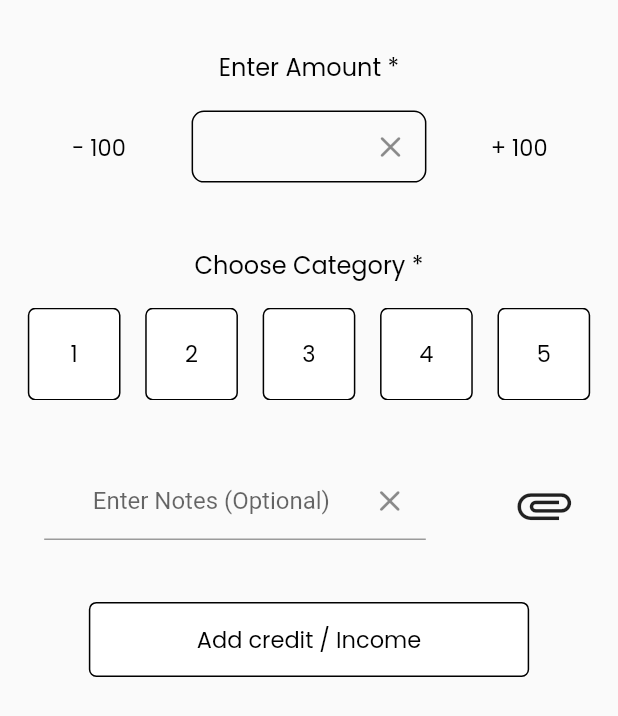
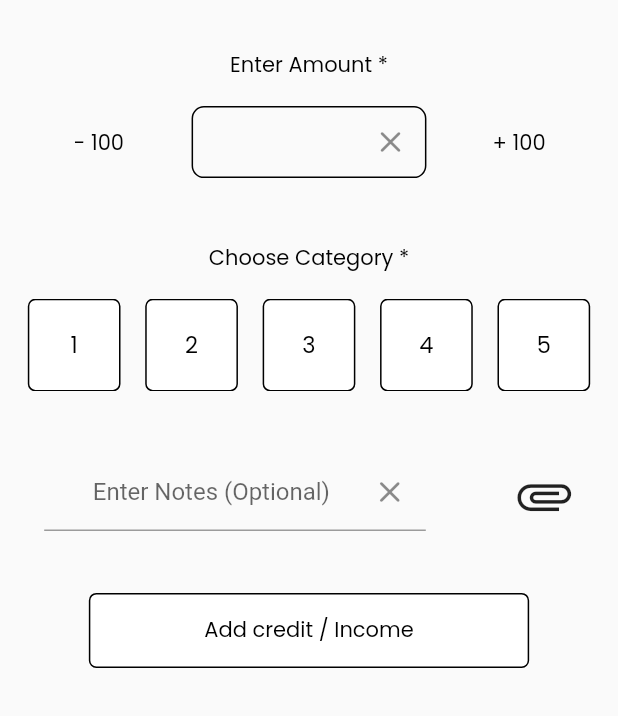
Before and after one commit to Anandhakrishnan-K/FlutterXpenzo_Archive, a Flutter app: the AddCredit widget shown alone on an empty page, opened directly, on a phone screen of 412 x 824 dp. Shown: the top 716 px of the screen. Run offline on Flutter 3.47's test engine with Material 2 defaults, Android fonts, the light colour scheme and no system bars; our stand-ins replace get, google_fonts.

Commit message:
Added comments

```diff
--- a/xpenso/lib/constans.dart
+++ b/xpenso/lib/constans.dart
@@ -23,6 +23,7 @@ final double h75 = deviceHeight * 0.075;
 final double h100 = deviceHeight * 0.1;
 
 final double cardFontSize = deviceHeight * 0.017;
+final double bottomSheetFontsize = deviceHeight * 0.017;
 
 // ************************* Initialising Color Variables *********************
 
--- a/xpenso/lib/main.dart
+++ b/xpenso/lib/main.dart
@@ -85,6 +85,7 @@ class _HomePageState extends State<HomePage> {
                       SizedBox(
                         height: cardHeight,
                         child: ExpenseCard(
+//******************************* Adding Credit Buttton ************************/
                           onPressedCredit: () {
                             setState(() {
                               showModalBottomSheet(
@@ -110,6 +111,7 @@ class _HomePageState extends State<HomePage> {
                               );
                             });
                           },
+//******************************* Adding Debit Buttton ************************/
                           onPressedDebit: () {
                             setState(() {
                               showModalBottomSheet(
@@ -122,11 +124,14 @@ class _HomePageState extends State<HomePage> {
                                 elevation: h25,
                                 context: context,
                                 builder: (context) {
-                                  return AddCredit(
-                                    submitButtonName: 'Add Debit / Expense',
-                                    onPressed: () {
-                                      Navigator.pop(context);
-                                    },
+                                  return Padding(
+                                    padding: MediaQuery.of(context).viewInsets,
+                                    child: AddCredit(
+                                      submitButtonName: 'Add Debit / Expense',
+                                      onPressed: () {
+                                        Navigator.pop(context);
+                                      },
+                                    ),
                                   );
                                 },
                               );
--- a/xpenso/lib/utils/add_expenses.dart
+++ b/xpenso/lib/utils/add_expenses.dart
@@ -1,6 +1,7 @@
 import 'package:flutter/material.dart';
 import 'package:xpenso/constans.dart';
 
+// Controllers for the Text Fields 1.Amount 2.Notes
 TextEditingController amountController = TextEditingController();
 TextEditingController notesController = TextEditingController();
 
@@ -24,7 +25,11 @@ class _AddCreditState extends State<AddCredit> {
           SizedBox(
             height: h20 + h20,
           ),
-          const MyText(content: 'Enter Amount *'),
+//******************************* Heading Amount Text ************************/
+          MyText(
+            content: 'Enter Amount *',
+            size: bottomSheetFontsize,
+          ),
           SizedBox(
             height: h20,
           ),
@@ -37,7 +42,9 @@ class _AddCreditState extends State<AddCredit> {
               SizedBox(
                 width: h100,
                 child: MyButton(
-                  content: '- 100',
+                  textSize: bottomSheetFontsize,
+                  content:
+                      '- 100', // Button to subtract -100 form the textfield
                   onPressed: () {
                     if (amountController.text.isNotEmpty) {
                       int tmp = int.parse(amountController.text);
@@ -58,6 +65,7 @@ class _AddCreditState extends State<AddCredit> {
                   fillColor: transparent,
                 ),
               ),
+//******************************* Amount Text Box  ************************/
               SizedBox(
                 height: h50 + h10,
                 width: deviceWidth / 2.5,
@@ -80,7 +88,8 @@ class _AddCreditState extends State<AddCredit> {
               SizedBox(
                 width: h100,
                 child: MyButton(
-                  content: '+ 100',
+                  textSize: bottomSheetFontsize,
+                  content: '+ 100', // Button to add 100 to the textfield
                   onPressed: () {
                     amountController.text.isEmpty
                         ? amountController.text = '0'
@@ -101,13 +110,15 @@ class _AddCreditState extends State<AddCredit> {
               ),
             ],
           ),
+//******************************* Heading Category Text ************************/
           SizedBox(
             height: h50,
           ),
-          const MyText(content: 'Choose Category *'),
+          MyText(size: bottomSheetFontsize, content: 'Choose Category *'),
           SizedBox(
             height: h20,
           ),
+//******************************* Category List *******************************/
           SizedBox(
               height: h75,
               width: deviceWidth,
@@ -129,6 +140,7 @@ class _AddCreditState extends State<AddCredit> {
           SizedBox(
             height: h50,
           ),
+//******************************* Notes And Attachments************************/
           Row(
             mainAxisAlignment: MainAxisAlignment.spaceBetween,
             children: [
@@ -166,10 +178,12 @@ class _AddCreditState extends State<AddCredit> {
               ),
             ],
           ),
+//******************************* Save button ************************/
           SizedBox(
             height: h50,
           ),
           MyButton(
+              textSize: bottomSheetFontsize,
               width: deviceWidth * 0.75,
               content: widget.submitButtonName,
               onPressed: widget.onPressed)
```
